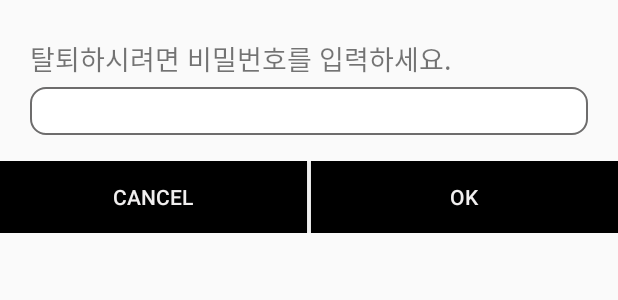
After one commit to seoYeongGH/ScheduleApp, an Android app: the layout withdraw_activity.xml on its own in the app's theme, with its tools: preview values and no code run, on a phone screen of 412 x 824 dp. The commit adds this screen. Shown: the top 300 px of the screen. Run offline under Robolectric (Android 15) with nearby library versions, the phone set to English and light mode, and no system bars.

Commit message:
Add Function -Withdraw
Add withdraw function.

```diff
--- a/app/src/main/res/layout/mypage_activity.xml
+++ b/app/src/main/res/layout/mypage_activity.xml
@@ -49,9 +49,11 @@
     </LinearLayout>
 
     <TextView
+        android:id="@+id/txtWithdraw"
         android:layout_width="match_parent"
         android:layout_height="wrap_content"
         android:layout_marginRight="20dp"
+        android:clickable="true"
         android:gravity="right"
         android:text="탈퇴하기"
         android:textSize="13sp" />
--- /dev/null
+++ b/app/src/main/res/layout/withdraw_activity.xml
@@ -0,0 +1,77 @@
+<?xml version="1.0" encoding="utf-8"?>
+<LinearLayout xmlns:android="http://schemas.android.com/apk/res/android"
+    xmlns:app="http://schemas.android.com/apk/res-auto"
+    xmlns:tools="http://schemas.android.com/tools"
+    android:layout_width="match_parent"
+    android:layout_height="match_parent"
+    android:orientation="vertical"
+    android:paddingTop="25dp"
+    android:paddingBottom="2dp"
+    tools:context=".WithdrawPage">
+
+    <TextView
+        android:id="@+id/textView"
+        android:layout_width="match_parent"
+        android:layout_height="wrap_content"
+        android:layout_marginLeft="20dp"
+        android:layout_marginRight="20dp"
+        android:text="탈퇴하시려면 비밀번호를 입력하세요."
+        android:textSize="18sp" />
+
+    <EditText
+        android:id="@+id/iptPw"
+        android:layout_width="match_parent"
+        android:layout_height="wrap_content"
+        android:layout_marginLeft="20dp"
+        android:layout_marginTop="5dp"
+        android:layout_marginRight="20dp"
+        android:background="@drawable/whitelayout"
+        android:ems="10"
+        android:inputType="textPassword"
+        android:paddingLeft="5dp"
+        android:paddingTop="5dp"
+        android:paddingBottom="5dp"
+        android:textColor="#2E2E2E"
+        android:textSize="15sp" />
+
+    <TextView
+        android:id="@+id/txtWarn"
+        android:layout_width="match_parent"
+        android:layout_height="wrap_content"
+        android:layout_marginRight="20dp"
+        android:gravity="right"
+        android:text="비밀번호가 일치하지 않습니다."
+        android:textColor="#C70101"
+        android:textSize="0sp" />
+
+    <LinearLayout
+        android:layout_width="match_parent"
+        android:layout_height="wrap_content"
+        android:layout_marginTop="15dp"
+        android:orientation="horizontal">
+
+        <Button
+            android:id="@+id/btnCancel"
+            android:layout_width="wrap_content"
+            android:layout_height="wrap_content"
+            android:layout_marginRight="1dp"
+            android:layout_weight="1"
+            android:background="#000000"
+            android:clickable="false"
+            android:onClick="onBtnCancelClicked"
+            android:text="Cancel"
+            android:textColor="#F1EFEF" />
+
+        <Button
+            android:id="@+id/btnOk"
+            android:layout_width="wrap_content"
+            android:layout_height="wrap_content"
+            android:layout_marginLeft="1dp"
+            android:layout_weight="1"
+            android:background="#000000"
+            android:onClick="onBtnOkClicked"
+            android:text="@android:string/ok"
+            android:textColor="#F1EFEF" />
+    </LinearLayout>
+
+</LinearLayout>
```
Also changed, not shown: app/src/main/AndroidManifest.xml (+6 -2 lines), app/src/main/java/com/example/scheduleapp/MyPage.java (+13 -2 lines), app/src/main/java/com/example/scheduleapp/WithdrawPage.java (added, +102 -0 lines).
